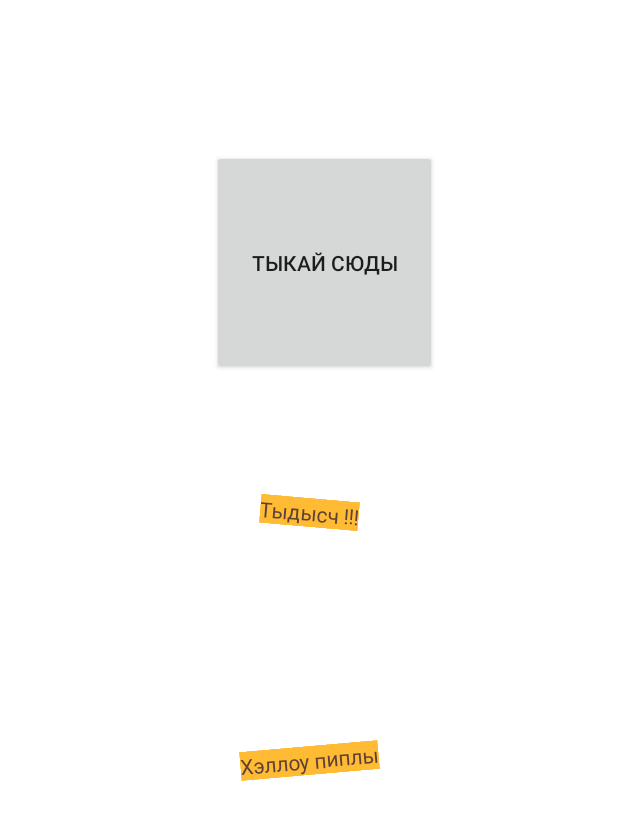
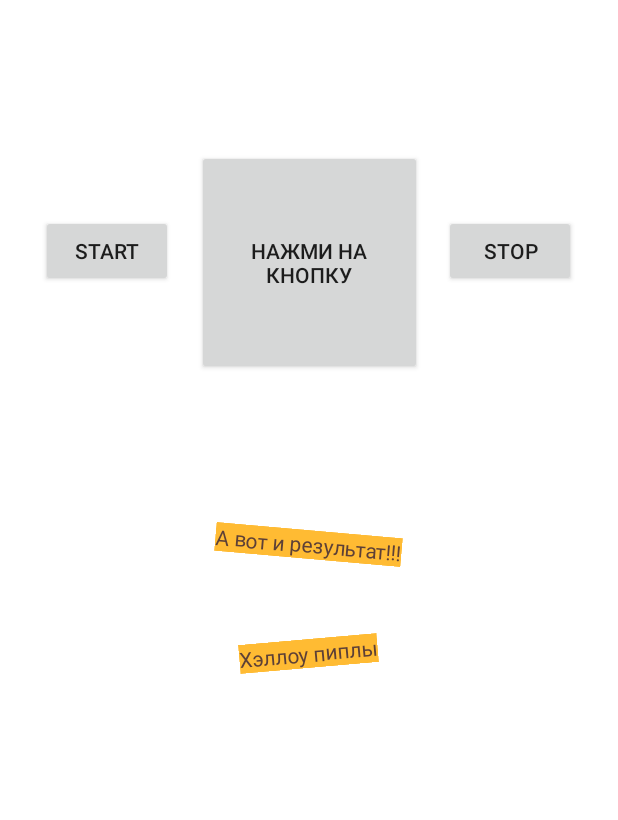
Before and after one commit to Naerrean/HW2, an Android app: the layout activity_main.xml on its own in the app's theme, with its tools: preview values and no code run, on a phone screen of 412 x 824 dp. Shown: the top 820 px of the screen. Run offline under Robolectric (Android 15) with nearby library versions, the phone set to English and light mode, and no system bars.

Commit message:
Sec commit

```diff
--- a/app/src/main/res/layout/activity_main.xml
+++ b/app/src/main/res/layout/activity_main.xml
@@ -12,31 +12,31 @@
         android:id="@+id/Label"
         android:layout_width="wrap_content"
         android:layout_height="wrap_content"
-        android:layout_marginTop="78dp"
         android:background="@android:color/holo_orange_light"
         android:rotation="5"
         android:text="@string/b2"
         android:textColor="#5D4037"
         app:layout_constraintBottom_toBottomOf="parent"
         app:layout_constraintEnd_toEndOf="parent"
+        app:layout_constraintHorizontal_bias="0.498"
         app:layout_constraintStart_toStartOf="parent"
         app:layout_constraintTop_toBottomOf="@+id/tik"
-        app:layout_constraintVertical_bias="0.008" />
+        app:layout_constraintVertical_bias="0.186" />
 
     <TextView
         android:id="@+id/c"
         android:layout_width="wrap_content"
         android:layout_height="wrap_content"
-        android:layout_marginTop="78dp"
         android:background="@android:color/holo_orange_light"
         android:rotation="-5"
         android:text="@string/t1"
         android:textColor="#5D4037"
         app:layout_constraintBottom_toBottomOf="parent"
         app:layout_constraintEnd_toEndOf="parent"
+        app:layout_constraintHorizontal_bias="0.498"
         app:layout_constraintStart_toStartOf="parent"
-        app:layout_constraintTop_toBottomOf="@+id/tik"
-        app:layout_constraintVertical_bias="0.355" />
+        app:layout_constraintTop_toBottomOf="@+id/Label"
+        app:layout_constraintVertical_bias="0.123" />
 
     <Button
         android:id="@+id/tik"
@@ -46,8 +46,28 @@
         android:onClick="clickBtn"
         android:text="@string/b1"
         app:layout_constraintEnd_toEndOf="parent"
-        app:layout_constraintHorizontal_bias="0.54"
+        app:layout_constraintHorizontal_bias="0.5"
         app:layout_constraintStart_toStartOf="parent"
         app:layout_constraintTop_toTopOf="parent" />
 
+    <Button
+        android:id="@+id/stopBtn"
+        android:layout_width="wrap_content"
+        android:layout_height="wrap_content"
+        android:layout_marginEnd="28dp"
+        android:text="@string/stopName"
+        app:layout_constraintBaseline_toBaselineOf="@+id/tik"
+        app:layout_constraintEnd_toEndOf="parent" />
+
+    <Button
+        android:id="@+id/startBtn"
+        android:layout_width="wrap_content"
+        android:layout_height="wrap_content"
+        android:layout_marginEnd="16dp"
+        android:text="@string/startName"
+        app:layout_constraintBaseline_toBaselineOf="@+id/tik"
+        app:layout_constraintEnd_toStartOf="@+id/tik"
+        app:layout_constraintHorizontal_bias="1.0"
+        app:layout_constraintStart_toStartOf="parent" />
+
 </androidx.constraintlayout.widget.ConstraintLayout>
--- a/app/src/main/res/values/strings.xml
+++ b/app/src/main/res/values/strings.xml
@@ -1,9 +1,11 @@
 <resources>
     <string name="app_name">HW</string>
-    <string name="b1">Тыкай сюды</string>
-    <string name="t2">Арарат</string>
+    <string name="b1">Нажми на кнопку</string>
+    <string name="t2">Добрый день</string>
     <string name="t1">Хэллоу пиплы</string>
-    <string name="b2">Тыдысч !!!</string>
+    <string name="b2">А вот и результат!!!</string>
     <string name="channel_name">HW_CHANNEL</string>
     <string name="channel_description">I just trying so much</string>
+    <string name="startName">start</string>
+    <string name="stopName">stop</string>
 </resources>
```
